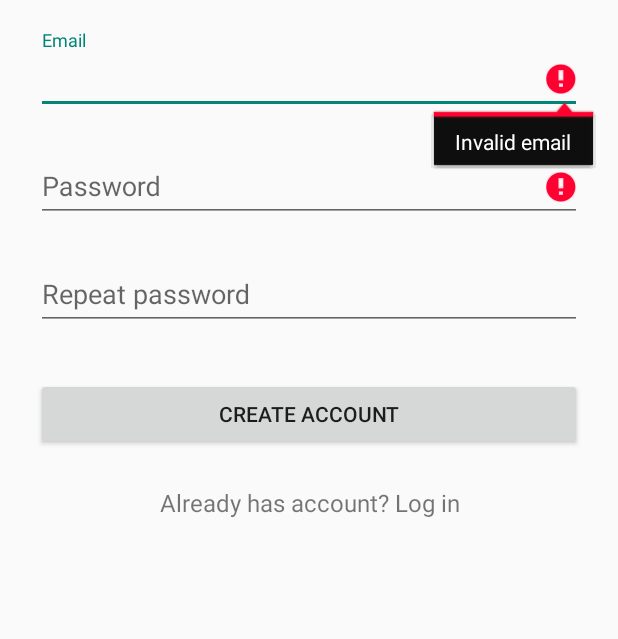
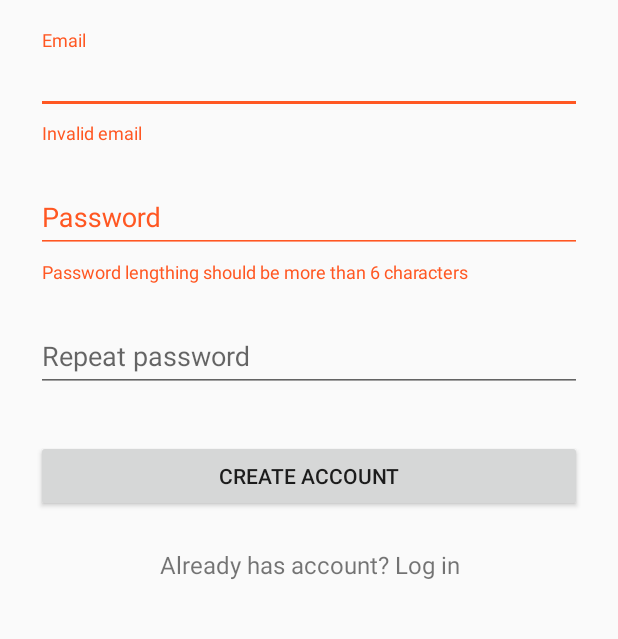
Before and after one commit to TheArtyomMDev/BeWell, an Android app: the SignupView screen opened directly, with no data from a screen before it, after a tap on "CREATE ACCOUNT", on a phone screen of 412 x 824 dp, the part 318-957 px from its top. Run offline under Robolectric (Android 15) with nearby library versions, the phone set to English and light mode, and no system bars; our stand-ins replace Firebase (no records; nobody signed in at launch, a user with empty details on screens opened directly).

Commit message:
Improved login and signup pages

```diff
--- a/app/src/main/java/com/bewell/presenter/SignupPresenter.kt
+++ b/app/src/main/java/com/bewell/presenter/SignupPresenter.kt
@@ -16,6 +16,7 @@ import com.bewell.view.SignupView
 import com.bewell.view.StartMeasureView
 import com.google.android.gms.tasks.OnCompleteListener
 import com.google.android.material.snackbar.Snackbar
+import com.google.android.material.textfield.TextInputLayout
 import com.google.firebase.FirebaseNetworkException
 import com.google.firebase.auth.*
 import com.google.firebase.auth.ktx.auth
@@ -34,20 +35,20 @@ class SignupPresenter: MainContract.Presenter<SignupView> {
     }
 
 
-    fun signup(emailInput: EditText, passwordInput: EditText, repeatPasswordInput: EditText,
+    fun signup(emailLayout: TextInputLayout, passwordLayout: TextInputLayout, repeatPasswordLayout: TextInputLayout,
                activity: Activity, signupButton: Button, loginText: TextView, signupProgress: ProgressBar) {
         Log.d(TAG, "Signup started")
 
+        val email = emailLayout.editText!!.text.toString()
+        val password = passwordLayout.editText!!.text.toString()
+
         //проверка почты и пароля на корректность
-        if (!validate(emailInput, passwordInput, repeatPasswordInput)) {
+        if (!validate(emailLayout, passwordLayout, repeatPasswordLayout)) {
             return
         }
 
         //прогресс регистрации
         showProgressDialog(signupButton, loginText, signupProgress)
-
-        val email = emailInput.text.toString()
-        val password = passwordInput.text.toString()
 
         val auth = Firebase.auth
 
@@ -109,32 +110,35 @@ class SignupPresenter: MainContract.Presenter<SignupView> {
     }
 
     //проверка почты и пароля на корректность
-    fun validate(emailInput: EditText, passwordInput: EditText, repeatPasswordInput: EditText): Boolean {
+    fun validate(emailLayout: TextInputLayout, passwordLayout: TextInputLayout, repeatPasswordLayout: TextInputLayout): Boolean {
         var valid = true
 
-        val email = emailInput.text.toString()
-        val password = passwordInput.text.toString()
-        val reEnterPassword = repeatPasswordInput.text.toString()
+        val email = emailLayout.editText!!.text.toString()
+        val password = passwordLayout.editText!!.text.toString()
+        val reEnterPassword = repeatPasswordLayout.editText!!.text.toString()
 
         if (email.isEmpty() || !android.util.Patterns.EMAIL_ADDRESS.matcher(email).matches()) {
-            emailInput.error = view!!.resources.getString(R.string.email_input_error)
+            emailLayout.error = view!!.resources.getString(R.string.email_input_error)
             valid = false
         } else {
-            emailInput.error = null
+            emailLayout.error = null
+            emailLayout.isErrorEnabled = false
         }
 
         if (password.isEmpty() || password.length < 6) {
-            passwordInput.error = view!!.resources.getString(R.string.password_input_error)
+            passwordLayout.error = view!!.resources.getString(R.string.password_input_error)
             valid = false
         } else {
-            passwordInput.error = null
+            passwordLayout.error = null
+            passwordLayout.isErrorEnabled = false
         }
 
         if (reEnterPassword != password) {
-            repeatPasswordInput.error = view!!.resources.getString(R.string.passwords_not_match_error)
+            repeatPasswordLayout.error = view!!.resources.getString(R.string.passwords_not_match_error)
             valid = false
         } else {
-            repeatPasswordInput.error = null
+            repeatPasswordLayout.error = null
+            repeatPasswordLayout.isErrorEnabled = false
         }
 
         return valid
--- a/app/src/main/java/com/bewell/view/LoginView.kt
+++ b/app/src/main/java/com/bewell/view/LoginView.kt
@@ -22,7 +22,7 @@ class LoginView : AppCompatActivity() {
         presenter.setup(this)
 
         binding.loginButton.setOnClickListener {
-            presenter.login(binding.emailInput, binding.passwordInput,
+            presenter.login(binding.emailLayout, binding.passwordLayout,
                 this, binding.loginButton, binding.signupText, binding.loginProgress)
         }
 
--- a/app/src/main/java/com/bewell/view/SignupView.kt
+++ b/app/src/main/java/com/bewell/view/SignupView.kt
@@ -21,7 +21,7 @@ class SignupView : AppCompatActivity() {
         presenter.attachView(this)
 
         binding.signupButton.setOnClickListener {
-            presenter.signup(binding.emailInput, binding.passwordInput, binding.repeatPasswordInput,
+            presenter.signup(binding.emailLayout, binding.passwordLayout, binding.repeatPasswordLayout,
                 this, binding.signupButton, binding.loginText, binding.signupProgress)
         }
 
--- a/app/src/main/java/com/bewell/view/StartMeasureView.kt
+++ b/app/src/main/java/com/bewell/view/StartMeasureView.kt
@@ -25,7 +25,6 @@ class StartMeasureView : AppCompatActivity() {
         presenter.checkPermissions(this)
 
         binding.timesRadioGroup.setOnCheckedChangeListener{ _, checkedId ->
-            //if(checkedId == R.id.b1) println("1 pressed!!")
             presenter.onTimeChosen(binding.confirmButton, binding.timesRadioGroup, checkedId)
         }
 
--- a/app/src/main/res/layout/activity_signup.xml
+++ b/app/src/main/res/layout/activity_signup.xml
@@ -22,64 +22,54 @@
             android:src="@drawable/ic_launcher_foreground"
             tools:ignore="ImageContrastCheck" />
 
-        <!-- Address Label -->
-
-
-        <!--  Email Label -->
         <com.google.android.material.textfield.TextInputLayout
+            android:id="@+id/email_layout"
             android:layout_width="match_parent"
             android:layout_height="wrap_content"
-            android:layout_marginBottom="8dp"
-            android:layout_marginTop="8dp">
+            android:layout_marginTop="8dp"
+            android:layout_marginBottom="8dp">
 
-            <EditText
-                android:id="@+id/email_input"
+            <com.google.android.material.textfield.TextInputEditText
                 android:layout_width="match_parent"
                 android:layout_height="wrap_content"
+                android:autofillHints=""
                 android:hint="@string/email"
                 android:inputType="textEmailAddress"
-                tools:ignore="SpeakableTextPresentCheck"
-                android:autofillHints="" />
+                tools:ignore="SpeakableTextPresentCheck" />
         </com.google.android.material.textfield.TextInputLayout>
 
-
-        <!-- mobile number -->
-
-        <!-- Password Label -->
         <com.google.android.material.textfield.TextInputLayout
+            android:id="@+id/password_layout"
             android:layout_width="match_parent"
             android:layout_height="wrap_content"
-            android:layout_marginBottom="8dp"
-            android:layout_marginTop="8dp">
+            android:layout_marginTop="8dp"
+            android:layout_marginBottom="8dp">
 
-            <EditText
-                android:id="@+id/password_input"
+            <com.google.android.material.textfield.TextInputEditText
                 android:layout_width="match_parent"
                 android:layout_height="wrap_content"
+                android:autofillHints=""
                 android:hint="@string/password"
                 android:inputType="textPassword"
-                tools:ignore="SpeakableTextPresentCheck"
-                android:autofillHints="" />
+                tools:ignore="SpeakableTextPresentCheck" />
         </com.google.android.material.textfield.TextInputLayout>
 
-        <!-- Password Re-enter Label -->
         <com.google.android.material.textfield.TextInputLayout
+            android:id="@+id/repeat_password_layout"
             android:layout_width="match_parent"
             android:layout_height="wrap_content"
-            android:layout_marginBottom="8dp"
-            android:layout_marginTop="8dp">
+            android:layout_marginTop="8dp"
+            android:layout_marginBottom="8dp">
 
-            <EditText
-                android:id="@+id/repeat_password_input"
+            <com.google.android.material.textfield.TextInputEditText
                 android:layout_width="match_parent"
                 android:layout_height="wrap_content"
+                android:autofillHints=""
                 android:hint="@string/repeat_password"
                 android:inputType="textPassword"
-                tools:ignore="SpeakableTextPresentCheck"
-                android:autofillHints="" />
+                tools:ignore="SpeakableTextPresentCheck" />
         </com.google.android.material.textfield.TextInputLayout>
 
-        <!-- Signup Button -->
         <Button
             android:id="@+id/signup_button"
             android:layout_width="fill_parent"
```
Also changed, not shown: app/src/main/java/com/bewell/presenter/LoginPresenter.kt (+15 -13 lines), app/src/main/res/layout/activity_login.xml (+13 -13 lines).
